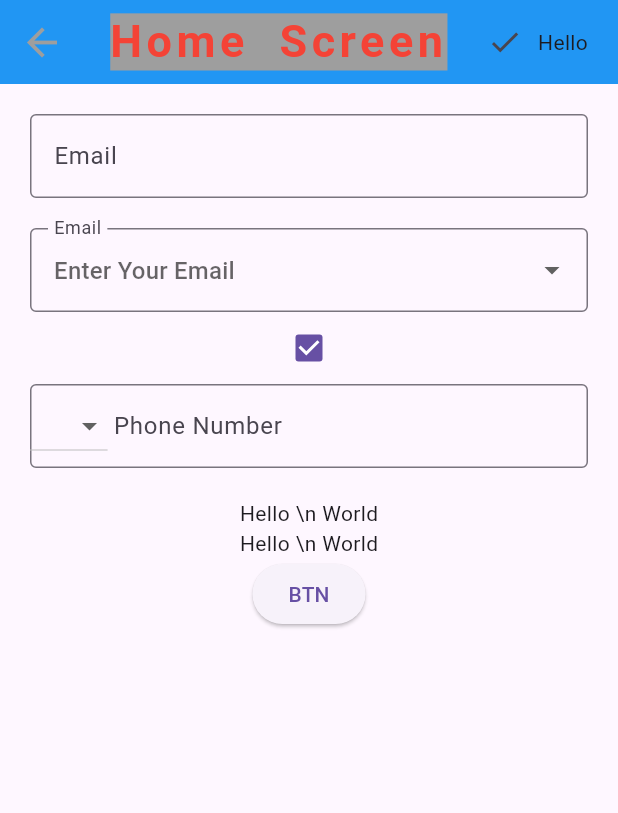
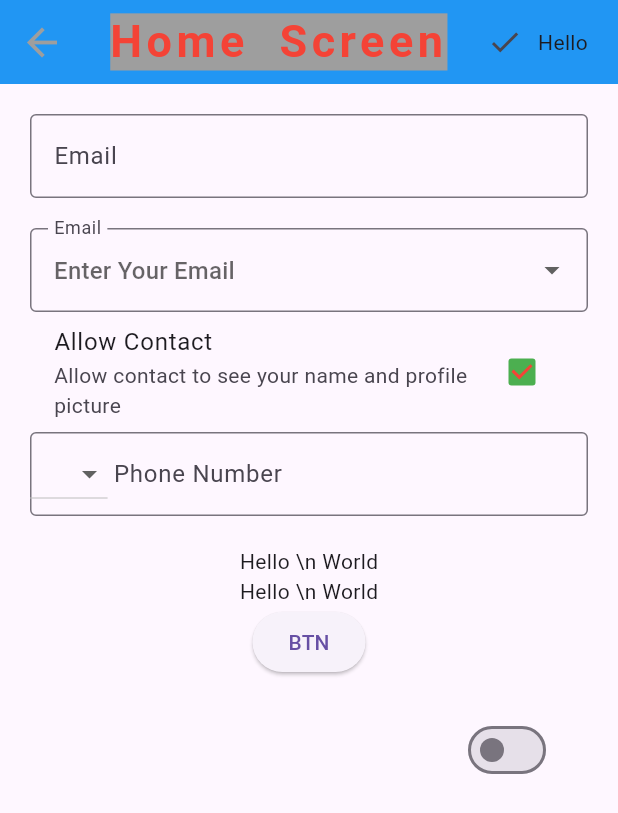
Before and after one commit to a-saber/nti7_flutter, a Flutter app: the screen it shows after launch, on a phone screen of 412 x 824 dp. Shown: the top 813 px of the screen. Run offline on Flutter 3.47's test engine with Material 3 defaults, Android fonts, the phone set to English and light mode, and no system bars.

Commit message:
stf check box list tile design

```diff
--- a/lib/main.dart
+++ b/lib/main.dart
@@ -226,6 +226,8 @@ class HomeScreen extends StatelessWidget {
                 },
                 child: Text('BTN'),
               ),
+              SizedBox(height: 20),
+              TestSwitch()
             ],
           ),
         ),
@@ -241,12 +243,17 @@ class TestCheckBox extends StatefulWidget {
   }
 }
 
+// Switch
 class TestCheckBoxState extends State<TestCheckBox> {
   bool? checkBox = true;
 
   @override
   Widget build(BuildContext context) {
-    return Checkbox(
+    return CheckboxListTile(
+      activeColor: Colors.green,
+      checkColor: Colors.red,
+      title: Text('Allow Contact'),
+      subtitle: Text('Allow contact to see your name and profile picture'),
       value: checkBox,
       onChanged: (value) {
         setState(() {
@@ -256,3 +263,26 @@ class TestCheckBoxState extends State<TestCheckBox> {
     );
   }
 }
+
+class TestSwitch extends StatefulWidget {
+  @override
+  State<TestSwitch> createState() {
+    return TestSwitchState();
+  }
+}
+
+class TestSwitchState extends State<TestSwitch> {
+  bool value = false;
+
+  @override
+  Widget build(BuildContext context) {
+    return SwitchListTile(
+      value: value,
+      onChanged: (v) {
+        setState(() {
+          value = v;
+        });
+      },
+    );
+  }
+}
```
